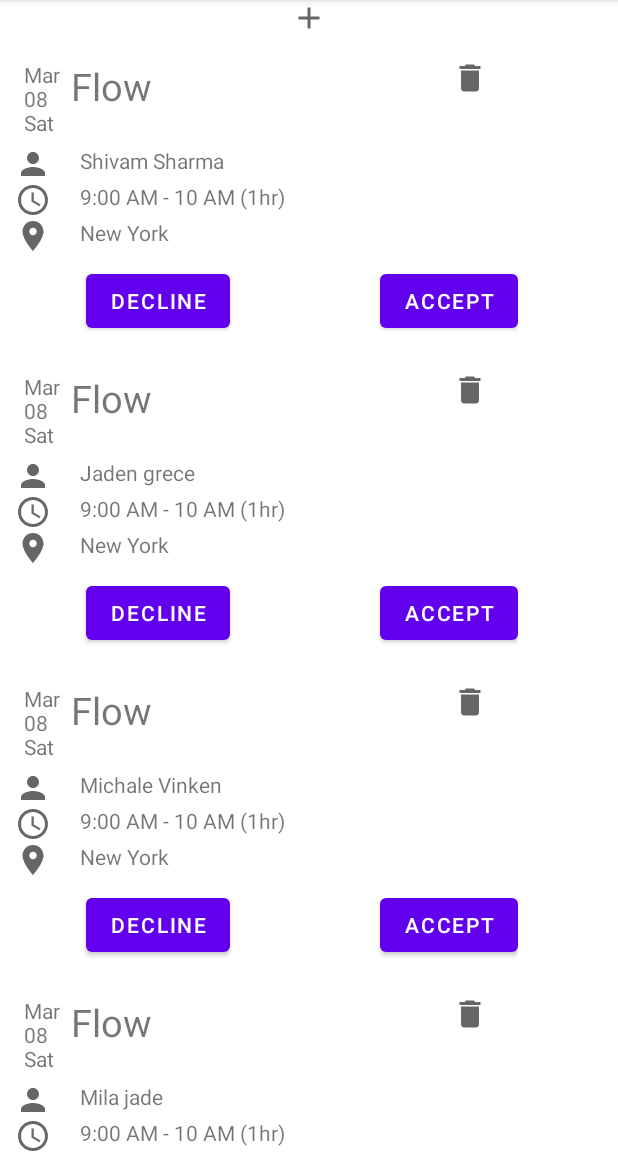
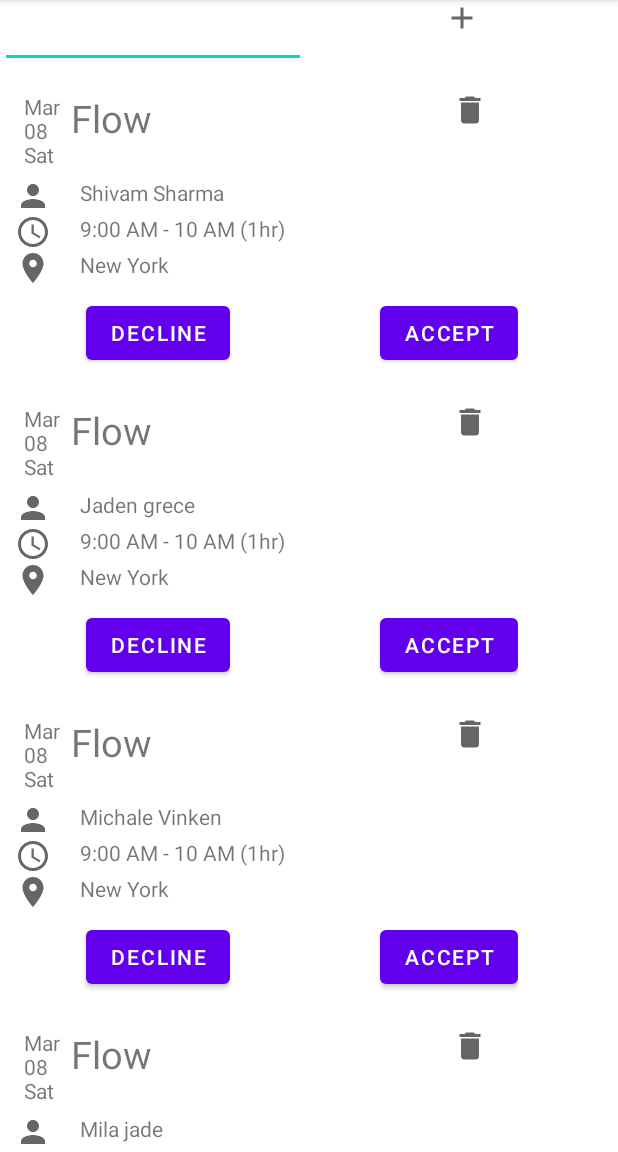
Before and after one commit to Shivamsharma21/RecyclerViewAssignments, an Android app: the screen it shows after launch (MainActivity), on a phone screen of 412 x 824 dp, the part 84-1236 px from its top. Run offline under Robolectric (Android 15) with nearby library versions, the phone set to English and light mode, and no system bars.

```diff
--- a/app/src/main/AndroidManifest.xml
+++ b/app/src/main/AndroidManifest.xml
@@ -9,6 +9,7 @@
         android:roundIcon="@mipmap/ic_launcher_round"
         android:supportsRtl="true"
         android:theme="@style/Theme.RecyclerViewAssignments">
+        <activity android:name=".UserUpdation"></activity>
         <activity android:name=".MainActivity">
             <intent-filter>
                 <action android:name="android.intent.action.MAIN" />
--- a/app/src/main/res/layout/activity_main.xml
+++ b/app/src/main/res/layout/activity_main.xml
@@ -11,6 +11,13 @@
 
     android:layout_width="match_parent"
     android:layout_height="wrap_content">
+        <EditText
+            android:layout_weight="1"
+            android:id="@+id/enternew_usernametv"
+            android:layout_width="wrap_content"
+            android:layout_height="wrap_content">
+
+        </EditText>
         <ImageView
             android:id="@+id/adding_new_item"
             android:src="@drawable/ic_baseline_add_24"
```
Also changed, not shown: app/src/main/java/com/example/recyclerviewassignments/MainActivity.java (+11 -3 lines), app/src/main/java/com/example/recyclerviewassignments/UserUpdation.java (added, +14 -0 lines), app/src/main/res/layout/activity_user_updation.xml (added, +29 -0 lines).
